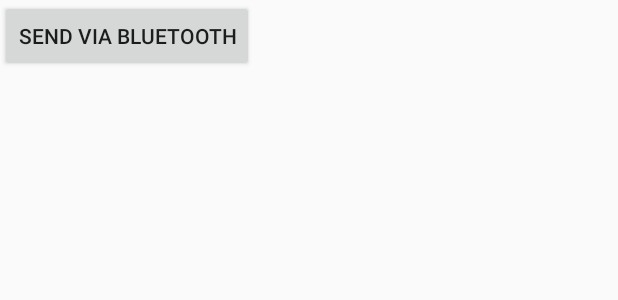
After one commit to FRCTeam107/Scouting2018, an Android app: the layout activity_send_data.xml on its own in the app's theme, with its tools: preview values and no code run, on a phone screen of 412 x 824 dp. The commit adds this screen. Shown: the top 300 px of the screen. Run offline under Robolectric (Android 15) with nearby library versions, the phone set to English and light mode, and no system bars.

Commit message:
Added bluetooth Activity so we can send match data from within app

```diff
--- a/app/src/main/AndroidManifest.xml
+++ b/app/src/main/AndroidManifest.xml
@@ -18,6 +18,7 @@
         </activity>
         <activity android:name=".TeleopActivity"></activity>
         <activity android:name=".PitActivity"></activity>
+        <activity android:name=".SendDataActivity"></activity>
 
     </application>
 
--- a/app/src/main/java/com/example/vande/scouting2018/AutonActivity.java
+++ b/app/src/main/java/com/example/vande/scouting2018/AutonActivity.java
@@ -1,5 +1,6 @@
 package com.example.vande.scouting2018;
 
+import android.app.Activity;
 import android.content.Intent;
 import android.os.Bundle;
 import android.support.annotation.NonNull;
@@ -120,6 +121,9 @@ public class AutonActivity extends AppCompatActivity implements View.OnKeyListen
                 return true;
             case R.id.pit_scouting:
                 startActivity(new Intent(this, PitActivity.class));
+                return true;
+            case R.id.send_data:
+                startActivity(new Intent(this, SendDataActivity.class));
                 return true;
             default:
                 return super.onOptionsItemSelected(item);
--- a/app/src/main/java/com/example/vande/scouting2018/TeleopActivity.java
+++ b/app/src/main/java/com/example/vande/scouting2018/TeleopActivity.java
@@ -166,6 +166,9 @@ public class TeleopActivity extends AppCompatActivity implements View.OnKeyListe
                 return true;
             case R.id.pit_scouting:
                 startActivity(new Intent(this, PitActivity.class));
+                return true;
+            case R.id.send_data:
+                startActivity(new Intent(this, SendDataActivity.class));
                 return true;
             default:
                 return super.onOptionsItemSelected(item);
@@ -340,7 +343,8 @@ public class TeleopActivity extends AppCompatActivity implements View.OnKeyListe
             File dir = new File(Environment.getExternalStorageDirectory() + "/Scouting");
             dir.mkdirs();
 
-            File file = new File(dir, "Match" + Settings.Secure.getString(getContentResolver(), Settings.Secure.ANDROID_ID) + ".csv");
+//            File file = new File(dir, "Match" + Settings.Secure.getString(getContentResolver(), Settings.Secure.ANDROID_ID) + ".csv");
+            File file = new File(dir, "Match.csv");
 
             teleopDataStringList.add(getTextInputLayoutString(teleopCubesInExchangeInputLayout));
             teleopDataStringList.add(getTextInputLayoutString(teleopCubesInOurSwitchInputLayout));
--- /dev/null
+++ b/app/src/main/res/layout/activity_send_data.xml
@@ -0,0 +1,12 @@
+<?xml version="1.0" encoding="utf-8"?>
+<LinearLayout xmlns:android="http://schemas.android.com/apk/res/android"
+    android:orientation="vertical" android:layout_width="match_parent"
+    android:layout_height="match_parent">
+
+    <Button
+        android:layout_width="wrap_content"
+        android:layout_height="wrap_content"
+        android:text="Send via Bluetooth"
+        android:onClick="sendViaBluetooth"/>
+
+</LinearLayout>
--- a/app/src/main/res/menu/main_menu.xml
+++ b/app/src/main/res/menu/main_menu.xml
@@ -3,4 +3,6 @@
         android:title="@string/matchScouting" />
     <item android:id="@+id/pit_scouting"
         android:title="@string/pitScouting" />
+    <item android:id="@+id/send_data"
+        android:title="Send Data"/>
 </menu>
```
Also changed, not shown: app/src/main/java/com/example/vande/scouting2018/SendDataActivity.java (added, +59 -0 lines).
